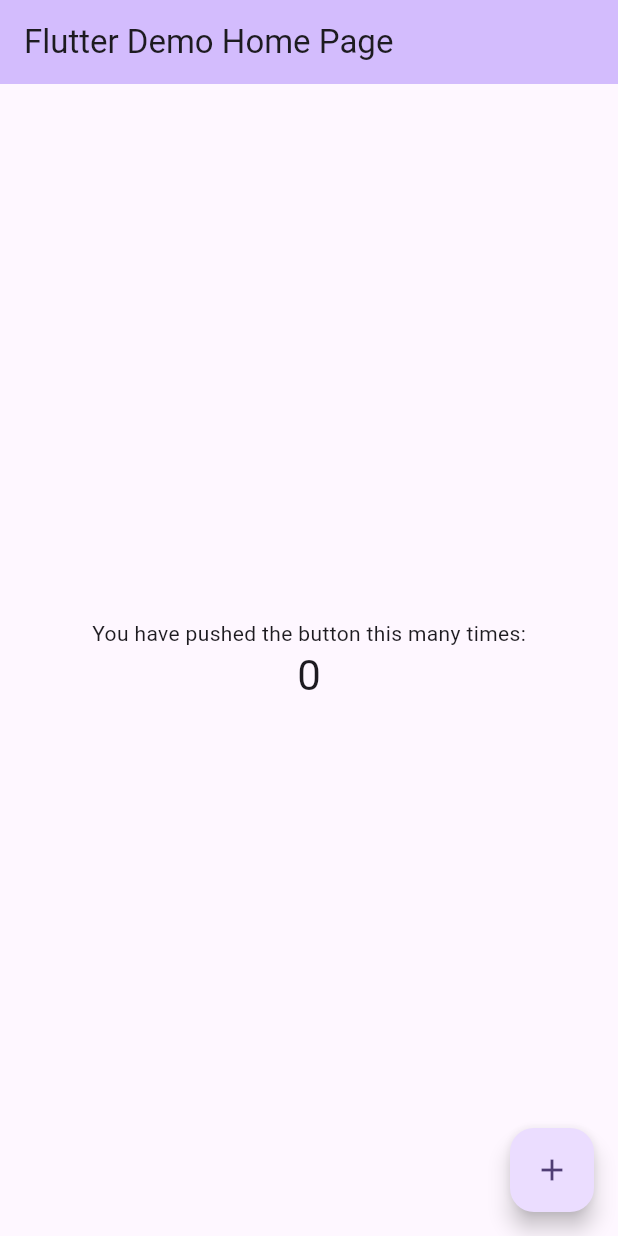
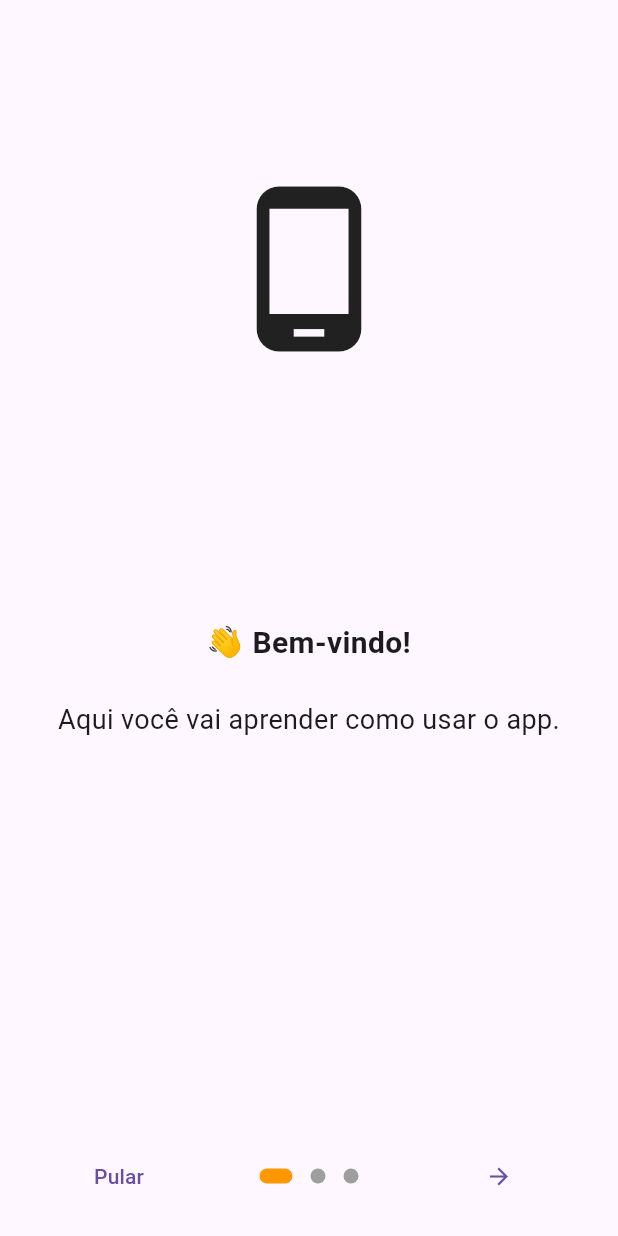
Before and after one commit to GuiRuizz/quentinha-app, a Flutter app: the screen it shows after launch, on a phone screen of 412 x 824 dp. Run offline on Flutter 3.47's test engine with Material 3 defaults, Android fonts, the light colour scheme and no system bars; drawn by our look-alikes of introduction_screen; our stand-ins replace shared_preferences.

Commit message:
feat: Colocado o onboarding page

```diff
--- a/lib/main.dart
+++ b/lib/main.dart
@@ -1,122 +1,27 @@
 import 'package:flutter/material.dart';
+import 'package:shared_preferences/shared_preferences.dart';
+import 'presentation/view/home_page.dart';
+import 'presentation/view/onboarding_page.dart';
 
-void main() {
-  runApp(const MyApp());
+void main() async {
+  WidgetsFlutterBinding.ensureInitialized();
+
+  final prefs = await SharedPreferences.getInstance();
+  final bool? seenOnboarding = prefs.getBool('seenOnboarding');
+
+  runApp(MyApp(seenOnboarding: seenOnboarding ?? false));
 }
 
 class MyApp extends StatelessWidget {
-  const MyApp({super.key});
+  final bool seenOnboarding;
+  const MyApp({super.key, required this.seenOnboarding});
 
-  // This widget is the root of your application.
   @override
   Widget build(BuildContext context) {
     return MaterialApp(
-      title: 'Flutter Demo',
-      theme: ThemeData(
-        // This is the theme of your application.
-        //
-        // TRY THIS: Try running your application with "flutter run". You'll see
-        // the application has a purple toolbar. Then, without quitting the app,
-        // try changing the seedColor in the colorScheme below to Colors.green
-        // and then invoke "hot reload" (save your changes or press the "hot
-        // reload" button in a Flutter-supported IDE, or press "r" if you used
-        // the command line to start the app).
-        //
-        // Notice that the counter didn't reset back to zero; the application
-        // state is not lost during the reload. To reset the state, use hot
-        // restart instead.
-        //
-        // This works for code too, not just values: Most code changes can be
-        // tested with just a hot reload.
-        colorScheme: ColorScheme.fromSeed(seedColor: Colors.deepPurple),
-      ),
-      home: const MyHomePage(title: 'Flutter Demo Home Page'),
+      title: 'Onboarding Demo',
+      debugShowCheckedModeBanner: false,
+      home: seenOnboarding ? const HomePage() : const OnboardingPage(),
     );
   }
 }
-
-class MyHomePage extends StatefulWidget {
-  const MyHomePage({super.key, required this.title});
-
-  // This widget is the home page of your application. It is stateful, meaning
-  // that it has a State object (defined below) that contains fields that affect
-  // how it looks.
-
-  // This class is the configuration for the state. It holds the values (in this
-  // case the title) provided by the parent (in this case the App widget) and
-  // used by the build method of the State. Fields in a Widget subclass are
-  // always marked "final".
-
-  final String title;
-
-  @override
-  State<MyHomePage> createState() => _MyHomePageState();
-}
-
-class _MyHomePageState extends State<MyHomePage> {
-  int _counter = 0;
-
-  void _incrementCounter() {
-    setState(() {
-      // This call to setState tells the Flutter framework that something has
-      // changed in this State, which causes it to rerun the build method below
-      // so that the display can reflect the updated values. If we changed
-      // _counter without calling setState(), then the build method would not be
-      // called again, and so nothing would appear to happen.
-      _counter++;
-    });
-  }
-
-  @override
-  Widget build(BuildContext context) {
-    // This method is rerun every time setState is called, for instance as done
-    // by the _incrementCounter method above.
-    //
-    // The Flutter framework has been optimized to make rerunning build methods
-    // fast, so that you can just rebuild anything that needs updating rather
-    // than having to individually change instances of widgets.
-    return Scaffold(
-      appBar: AppBar(
-        // TRY THIS: Try changing the color here to a specific color (to
-        // Colors.amber, perhaps?) and trigger a hot reload to see the AppBar
-        // change color while the other colors stay the same.
-        backgroundColor: Theme.of(context).colorScheme.inversePrimary,
-        // Here we take the value from the MyHomePage object that was created by
-        // the App.build method, and use it to set our appbar title.
-        title: Text(widget.title),
-      ),
-      body: Center(
-        // Center is a layout widget. It takes a single child and positions it
-        // in the middle of the parent.
-        child: Column(
-          // Column is also a layout widget. It takes a list of children and
-          // arranges them vertically. By default, it sizes itself to fit its
-          // children horizontally, and tries to be as tall as its parent.
-          //
-          // Column has various properties to control how it sizes itself and
-          // how it positions its children. Here we use mainAxisAlignment to
-          // center the children vertically; the main axis here is the vertical
-          // axis because Columns are vertical (the cross axis would be
-          // horizontal).
-          //
-          // TRY THIS: Invoke "debug painting" (choose the "Toggle Debug Paint"
-          // action in the IDE, or press "p" in the console), to see the
-          // wireframe for each widget.
-          mainAxisAlignment: MainAxisAlignment.center,
-          children: <Widget>[
-            const Text('You have pushed the button this many times:'),
-            Text(
-              '$_counter',
-              style: Theme.of(context).textTheme.headlineMedium,
-            ),
-          ],
-        ),
-      ),
-      floatingActionButton: FloatingActionButton(
-        onPressed: _incrementCounter,
-        tooltip: 'Increment',
-        child: const Icon(Icons.add),
-      ), // This trailing comma makes auto-formatting nicer for build methods.
-    );
-  }
-}
--- /dev/null
+++ b/lib/presentation/view/home_page.dart
@@ -0,0 +1,12 @@
+import 'package:flutter/material.dart';
+
+class HomePage extends StatelessWidget {
+  const HomePage({super.key});
+
+  @override
+  Widget build(BuildContext context) {
+    return const Scaffold(
+      body: Center(child: Text("🏠 Home Page")),
+    );
+  }
+}
--- /dev/null
+++ b/lib/presentation/view/onboarding_page.dart
@@ -0,0 +1,59 @@
+import 'package:flutter/material.dart';
+import 'package:introduction_screen/introduction_screen.dart';
+import 'package:quentinha_app/presentation/view/home_page.dart';
+import 'package:shared_preferences/shared_preferences.dart';
+
+class OnboardingPage extends StatelessWidget {
+  const OnboardingPage({super.key});
+
+  Future<void> _finishOnboarding(BuildContext context) async {
+    final prefs = await SharedPreferences.getInstance();
+    await prefs.setBool('seenOnboarding', true);
+
+    Navigator.pushReplacement(
+      context,
+      MaterialPageRoute(builder: (_) => const HomePage()),
+    );
+  }
+
+  @override
+  Widget build(BuildContext context) {
+    return SafeArea(
+      top: false,
+      child: IntroductionScreen(
+        pages: [
+          PageViewModel(
+            title: "👋 Bem-vindo!",
+            body: "Aqui você vai aprender como usar o app.",
+            image: Center(child: Icon(Icons.phone_android, size: 120)),
+          ),
+          PageViewModel(
+            title: "📦 Funcionalidade 1",
+            body: "Explicação sobre algo que seu app faz.",
+            image: Center(child: Icon(Icons.explore, size: 120)),
+          ),
+          PageViewModel(
+            title: "🚀 Bora começar!",
+            body: "Clique em começar para usar o app agora.",
+            image: Center(child: Icon(Icons.rocket_launch, size: 120)),
+          ),
+        ],
+        onDone: () => _finishOnboarding(context),
+        onSkip: () => _finishOnboarding(context), // se o usuário pular
+        showSkipButton: true,
+        skip: const Text("Pular"),
+        next: const Icon(Icons.arrow_forward),
+        done: const Text("Começar", style: TextStyle(fontWeight: FontWeight.w600)),
+        dotsDecorator: const DotsDecorator(
+          size: Size(10.0, 10.0),
+          color: Colors.grey,
+          activeSize: Size(22.0, 10.0),
+          activeColor: Colors.orange,
+          activeShape: RoundedRectangleBorder(
+            borderRadius: BorderRadius.all(Radius.circular(25.0)),
+          ),
+        ),
+      ),
+    );
+  }
+}
--- a/pubspec.yaml
+++ b/pubspec.yaml
@@ -34,6 +34,9 @@ dependencies:
   # The following adds the Cupertino Icons font to your application.
   # Use with the CupertinoIcons class for iOS style icons.
   cupertino_icons: ^1.0.8
+  go_router: ^16.2.1
+  shared_preferences: ^2.5.3
+  introduction_screen: ^4.0.0
 
 dev_dependencies:
   flutter_test:
```
Also changed, not shown: 1 other file.
